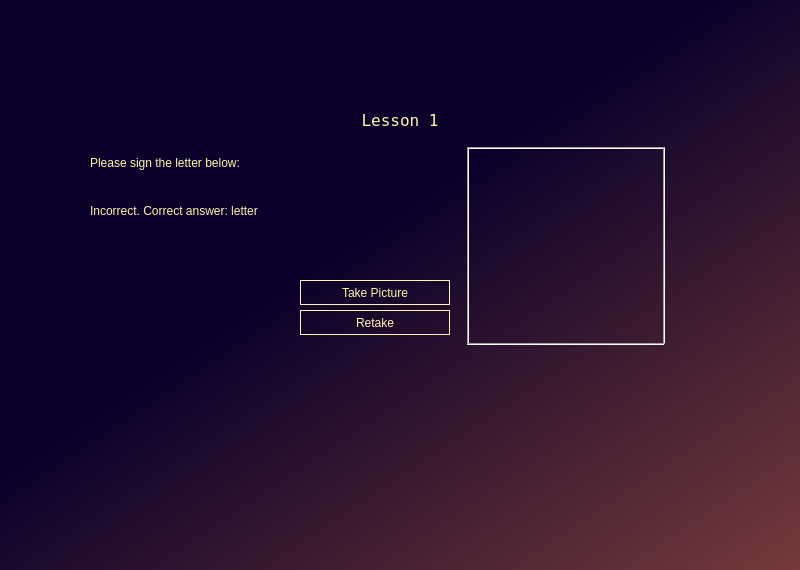
Above: lessonGUI.ui from WyattShawDal/ENGM-4620-PyProject before the change. Below: the same form after it.
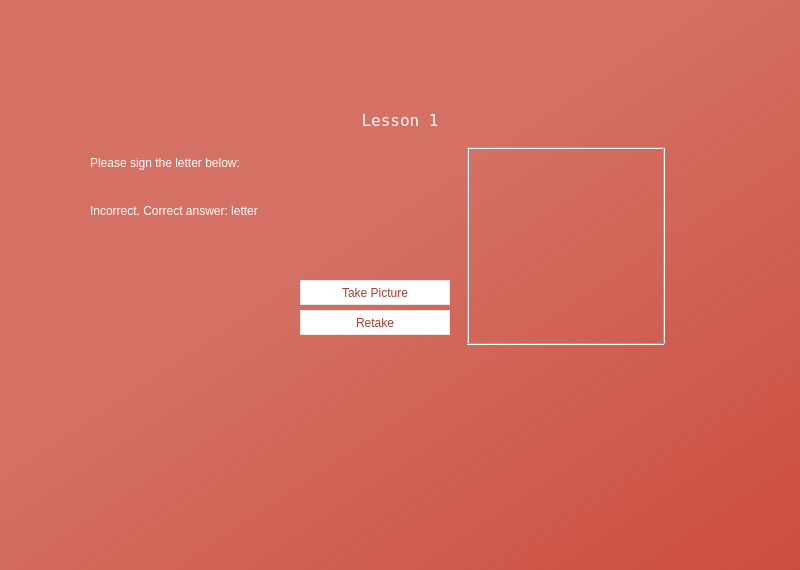
That is the form after the change. Icons and pictures are not drawn.

What changed in the file:
```diff
--- a/lessonGUI.ui
+++ b/lessonGUI.ui
@@ -14,14 +14,15 @@
    <string>Sign Language Learner</string>
   </property>
   <property name="styleSheet">
-   <string notr="true">QWidget#widget{
-background-color:qlineargradient(spread:pad, x1:0.426, y1:0.386364, x2:1, y2:1, stop:0.0371429 rgba(10, 0, 42, 255), stop:1 rgba(117, 58, 58, 255));}
+   <string notr="true">
+QWidget#widget{
+    background-color:qlineargradient(spread:pad, x1:0.426, y1:0.386364, x2:1, y2:1, stop:0.0371429 rgba(204, 77, 61, 200), stop:1 rgba(204, 77, 61, 255));
+}
 
-/* Buttons - nearly completely see-through with light yellow border and text */
 QPushButton {
-    background-color: transparent;
-    border: 1px solid #fff6ab;
-    color: #fff6ab;
+    background-color: white;
+    border: 1px solid #e6e6e6;
+    color: #aa3e32;
     font-family: &quot;Terminal&quot;;
     padding: 5px;
 }
@@ -34,19 +35,17 @@
     background-color: rgba(255, 246, 171, 0.1);
 }
 
-/* Labels - terminal font and light yellow text */
 QLabel {
     font-family: &quot;Terminal&quot;;
-    color: #fff6ab;
+    color: white;
 }
 
-/* Combo boxes - very transparent dark grey with light yellow text */
 QComboBox {
-    background-color: rgba(50, 50, 50, 0.2);
-    border: 1px solid #555555;
+    background-color: white;
+    border: 1px solid #e6e6e6;
     border-radius: 3px;
     padding: 1px 18px 1px 3px;
-    color: #fff6ab;
+    color: #aa3e32;
     font-family: &quot;Terminal&quot;;
 }
 
@@ -58,23 +57,22 @@
     subcontrol-origin: padding;
     subcontrol-position: top right;
     width: 15px;
-    border-left: 1px solid #555555;
+    border-left: 1px solid #e6e6e6;
 }
 
 QComboBox QAbstractItemView {
-    background-color: rgba(50, 50, 50, 0.3);
-    border: 1px solid #555555;
-    color: #fff6ab;
-    selection-background-color: rgba(255, 246, 171, 0.15);
+    background-color: white;
+    border: 1px solid #e6e6e6;
+    color: #aa3e32;
+    selection-background-color: #f0f0f0;
 }
 
-/* Line edit/text boxes - very transparent dark grey with light yellow text */
 QLineEdit, QTextEdit, QPlainTextEdit {
-    background-color: rgba(50, 50, 50, 0.2);
-    border: 1px solid #555555;
+    background-color: white;
+    border: 1px solid #e6e6e6;
     border-radius: 3px;
     padding: 2px;
-    color: #fff6ab;
+    color: #aa3e32;
     font-family: &quot;Terminal&quot;;
 }
 
```
Left out of the diff: 9 changed lines with no effect on the pictures.
